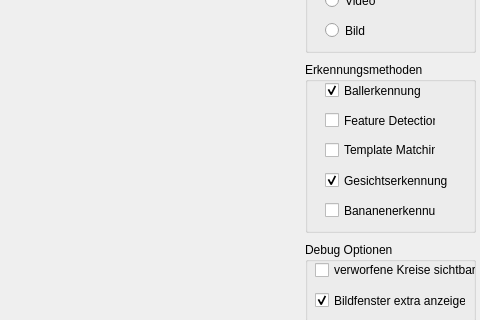
Before: the Qt Designer form mainwindow.ui in aafifi91/VocabularyTrainer, drawn with Qt 5; both pictures show x 505 to 985 and y 85 to 405 of the 985 by 571 pixel window.
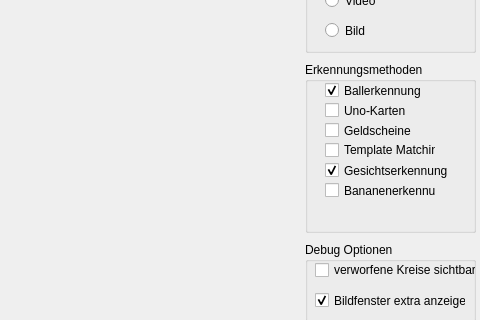
After: the same form once the commit is applied.

Commit message: added the images, labels for feautureDetector, improved the recognition ratio of the pics, added checkboxes for uno and banknote videos

What changed in the file:
```diff
--- a/mainwindow.ui
+++ b/mainwindow.ui
@@ -150,13 +150,13 @@
      <property name="geometry">
       <rect>
        <x>20</x>
-       <y>50</y>
+       <y>40</y>
        <width>111</width>
        <height>17</height>
       </rect>
      </property>
      <property name="text">
-      <string>Feature Detection</string>
+      <string>Uno-Karten</string>
      </property>
     </widget>
     <widget class="QCheckBox" name="templateBox">
@@ -176,7 +176,7 @@
      <property name="geometry">
       <rect>
        <x>20</x>
-       <y>110</y>
+       <y>100</y>
        <width>141</width>
        <height>17</height>
       </rect>
@@ -192,7 +192,7 @@
      <property name="geometry">
       <rect>
        <x>20</x>
-       <y>140</y>
+       <y>120</y>
        <width>111</width>
        <height>17</height>
       </rect>
@@ -201,6 +201,19 @@
       <string>Bananenerkennung</string>
      </property>
     </widget>
+    <widget class="QCheckBox" name="banknotes">
+     <property name="geometry">
+      <rect>
+       <x>20</x>
+       <y>60</y>
+       <width>111</width>
+       <height>17</height>
+      </rect>
+     </property>
+     <property name="text">
+      <string>Geldscheine</string>
+     </property>
+    </widget>
    </widget>
    <widget class="QGroupBox" name="groupBox_2">
     <property name="geometry">
```
Left out of the diff: 2 changed lines with no effect on the pictures. The commit also changes 25 other files.
